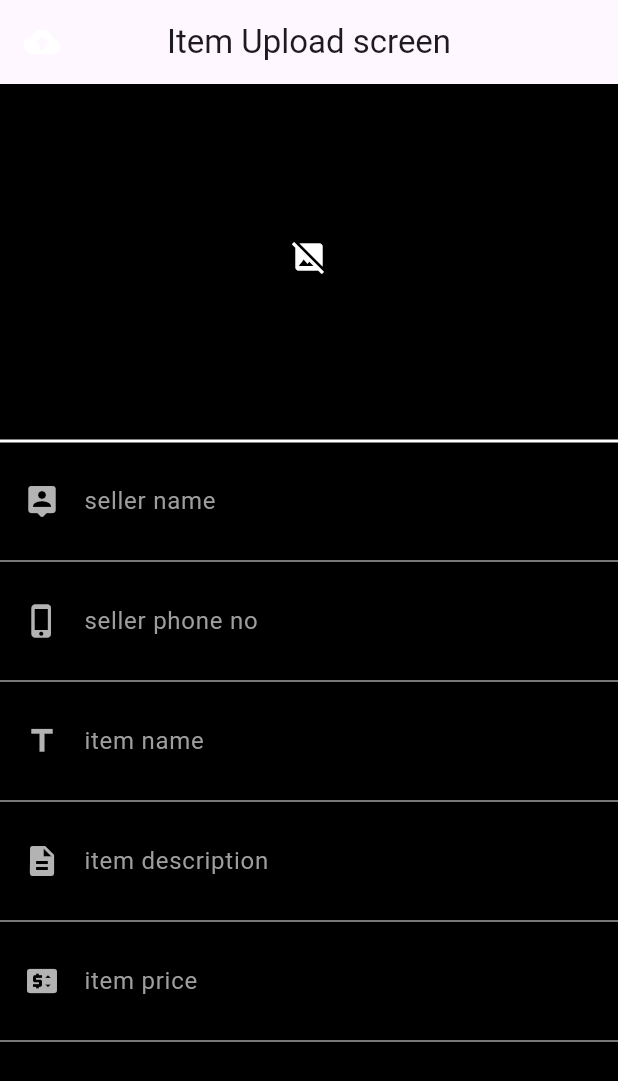
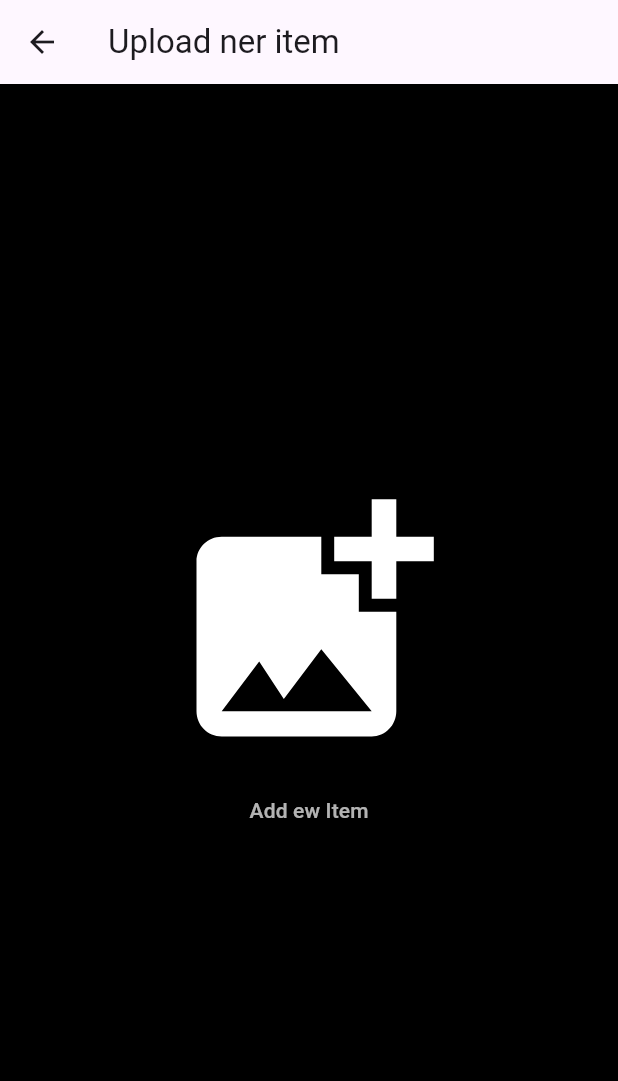
Before and after one commit to salmankhan007532/AR_App, a Flutter app: the screen it shows after launch, after a tap on the "add" icon, on a phone screen of 412 x 824 dp. Shown: the top 1081 px of the screen. Run offline on Flutter 3.47's test engine with Material 2 defaults, Android fonts, the phone set to English and light mode, and no system bars; our stand-ins replace firebase_core, image_picker; accounts and stored records are empty.

Commit message:
12/08/2023

```diff
--- a/lib/src/ui/screens/home_screen.dart
+++ b/lib/src/ui/screens/home_screen.dart
@@ -17,7 +17,7 @@ class _HomeScreenState extends State<HomeScreen> {
         title:const Text('AR App'),
         actions: [
           IconButton(onPressed: (){
-            Navigator.of(context).push(MaterialPageRoute(builder: (context)=>ItemUploadScreen()));
+            Navigator.of(context).push(MaterialPageRoute(builder: (context)=>const ItemUploadScreen()));
 
           }, icon:const Icon(Icons.add,color: Colors.black,)),
         ],
--- a/lib/src/ui/screens/item_upload_screen.dart
+++ b/lib/src/ui/screens/item_upload_screen.dart
@@ -208,6 +208,7 @@ class _ItemUploadScreenState extends State<ItemUploadScreen> {
  }
 
  captureImageWithCamera() async{
+ Navigator.pop(context);
   try{
     final pickedImage =await ImagePicker().pickImage(source: ImageSource.camera);
     if(pickedImage !=null){
@@ -228,6 +229,7 @@ class _ItemUploadScreenState extends State<ItemUploadScreen> {
  }
 
  chossImageFromGallery()async{
+  Navigator.pop(context);
   try{
     final pickedImage =await ImagePicker().pickImage(source: ImageSource.gallery);
     if(pickedImage !=null){
@@ -250,6 +252,6 @@ class _ItemUploadScreenState extends State<ItemUploadScreen> {
   @override
   Widget build(BuildContext context) {
 
-    return imageFileUnit8List != null?  defaultScreen(): uploadItemScreen();
+    return imageFileUnit8List == null ?  defaultScreen(): uploadItemScreen();
   }
 }
```
